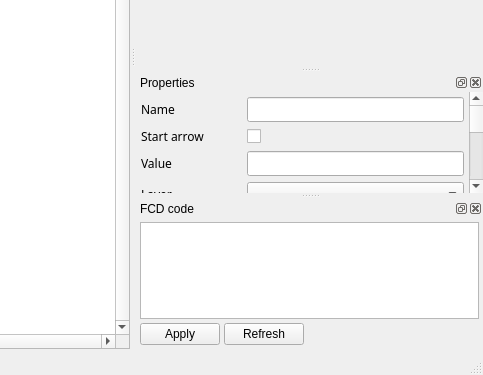
Old version of the form gui/MainWindow.ui in the repository manufino/eSchema; both pictures show x 403 to 886 and y 315 to 690 of the 886 by 690 pixel window.
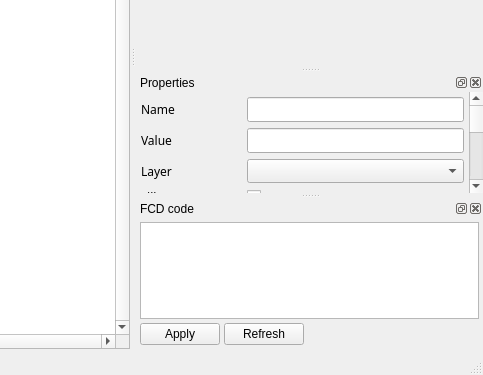
New version of the form. Icons and pictures are not drawn. Custom widgets are drawn as their Qt base class.

Commit message:
Group the arrow rows and center the empty-selection hint
Start/End arrow sat at grid rows 1 and 5, interleaved with
Name/Value/Layer - they now sit directly above Arrow style, giving one
contiguous arrow block (start, end, style, length, half width). The
no-selection hint is centered both ways in the panel: expanding
vertical size policy, so it takes the whole dock when it is the only
visible row, plus AlignCenter.

What changed in the file:
```diff
--- a/gui/MainWindow.ui
+++ b/gui/MainWindow.ui
@@ -604,7 +604,7 @@
        </property>
       </widget>
      </item>
-     <item row="1" column="0">
+     <item row="7" column="0">
       <widget class="QLabel" name="labelArrowStart">
        <property name="font">
         <font>
@@ -617,7 +617,7 @@
        </property>
       </widget>
      </item>
-     <item row="1" column="1">
+     <item row="7" column="1">
       <widget class="QCheckBox" name="checkBoxArrowStart">
        <property name="text">
         <string/>
```
Left out of the diff: 16 changed lines with no effect on the pictures.
